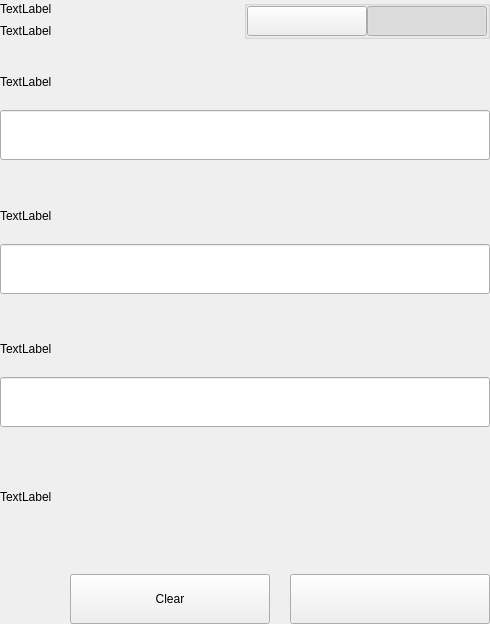
Above: src/qt/pivx/settings/forms/settingsbittoolwidget.ui from afghany/castletmp before the change. Below: the same form after it.
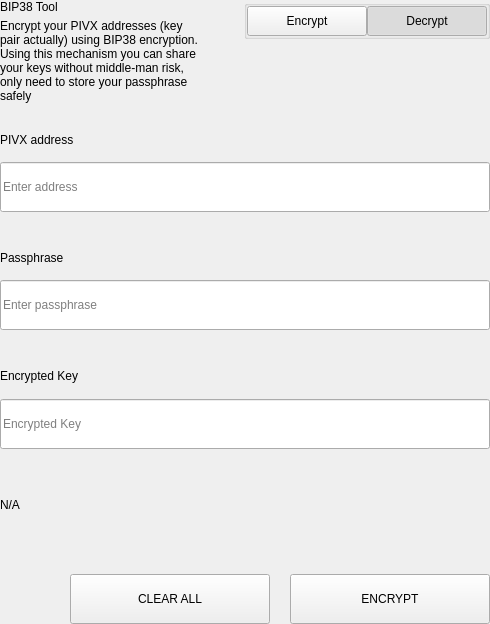
That is the form after the change.

```diff
--- a/src/qt/pivx/settings/forms/settingsbittoolwidget.ui
+++ b/src/qt/pivx/settings/forms/settingsbittoolwidget.ui
@@ -62,14 +62,15 @@
             <item>
              <widget class="QLabel" name="labelTitle">
               <property name="text">
-               <string>TextLabel</string>
+               <string>BIP38 Tool</string>
               </property>
              </widget>
             </item>
             <item>
              <widget class="QLabel" name="labelSubtitle1">
               <property name="text">
-               <string>TextLabel</string>
+               <string>Encrypt your PIVX addresses (key pair actually) using BIP38 encryption.
+Using this mechanism you can share your keys without middle-man risk, only need to store your passphrase safely</string>
               </property>
               <property name="wordWrap">
                <bool>true</bool>
@@ -133,7 +134,7 @@
                 <enum>Qt::NoFocus</enum>
                </property>
                <property name="text">
-                <string/>
+                <string>Encrypt</string>
                </property>
                <property name="checkable">
                 <bool>true</bool>
@@ -161,7 +162,7 @@
                 <enum>Qt::NoFocus</enum>
                </property>
                <property name="text">
-                <string/>
+                <string>Decrypt</string>
                </property>
                <property name="checkable">
                 <bool>true</bool>
@@ -647,7 +648,7 @@
                   </size>
                  </property>
                  <property name="text">
-                  <string>TextLabel</string>
+                  <string>PIVX address</string>
                  </property>
                 </widget>
                </item>
@@ -659,6 +660,9 @@
                    <height>50</height>
                   </size>
                  </property>
+                 <property name="placeholderText">
+                  <string>Enter address</string>
+                 </property>
                 </widget>
                </item>
               </layout>
@@ -718,7 +722,7 @@
                     </size>
                    </property>
                    <property name="text">
-                    <string>TextLabel</string>
+                    <string>Passphrase</string>
                    </property>
                   </widget>
                  </item>
@@ -736,6 +740,9 @@
                      <height>50</height>
                     </size>
                    </property>
+                   <property name="placeholderText">
+                    <string>Enter passphrase</string>
+                   </property>
                   </widget>
                  </item>
                 </layout>
@@ -801,7 +808,7 @@
                   </size>
                  </property>
                  <property name="text">
-                  <string>TextLabel</string>
+                  <string>Encrypted Key</string>
                  </property>
                 </widget>
                </item>
@@ -813,6 +820,9 @@
                    <height>50</height>
                   </size>
                  </property>
+                 <property name="placeholderText">
+                  <string>Encrypted Key</string>
+                 </property>
                 </widget>
                </item>
               </layout>
@@ -821,7 +831,7 @@
             <item>
              <widget class="QLabel" name="statusLabel_ENC">
               <property name="text">
-               <string>TextLabel</string>
+               <string notr="true">N/A</string>
               </property>
              </widget>
             </item>
@@ -874,7 +884,7 @@
                  <enum>Qt::NoFocus</enum>
                 </property>
                 <property name="text">
-                 <string>Clear</string>
+                 <string>CLEAR ALL</string>
                 </property>
                </widget>
               </item>
@@ -912,7 +922,7 @@
                  <enum>Qt::NoFocus</enum>
                 </property>
                 <property name="text">
-                 <string/>
+                 <string>ENCRYPT</string>
                 </property>
                </widget>
               </item>
```
Left out of the diff: 19 changed lines with no effect on the pictures.
